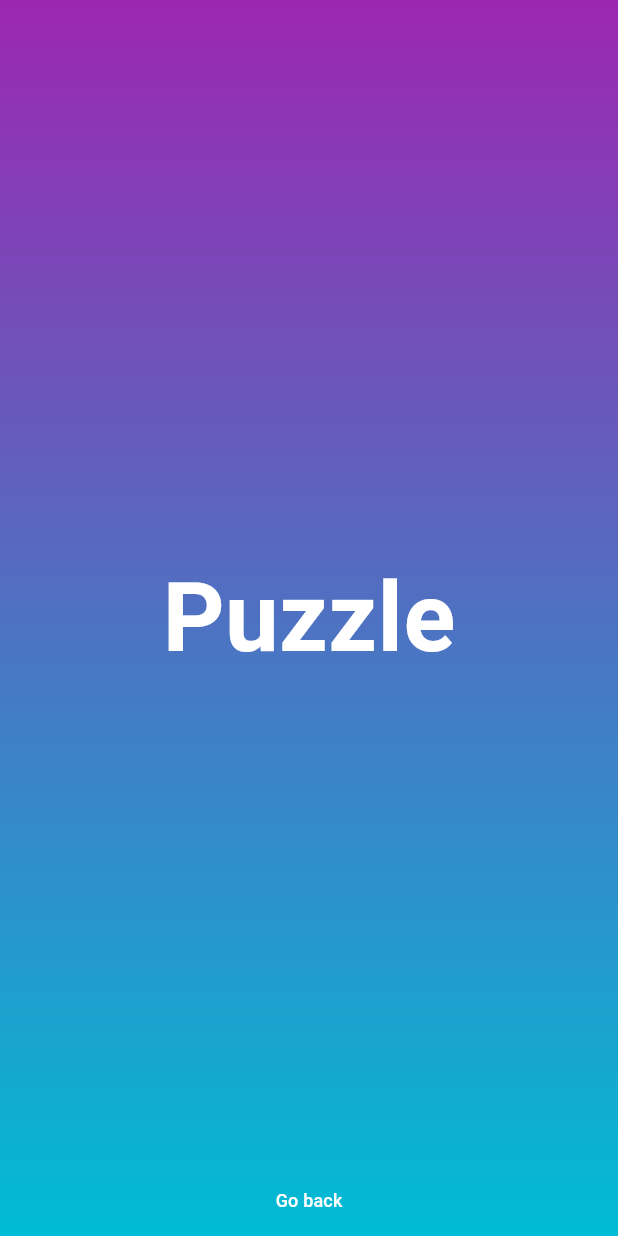
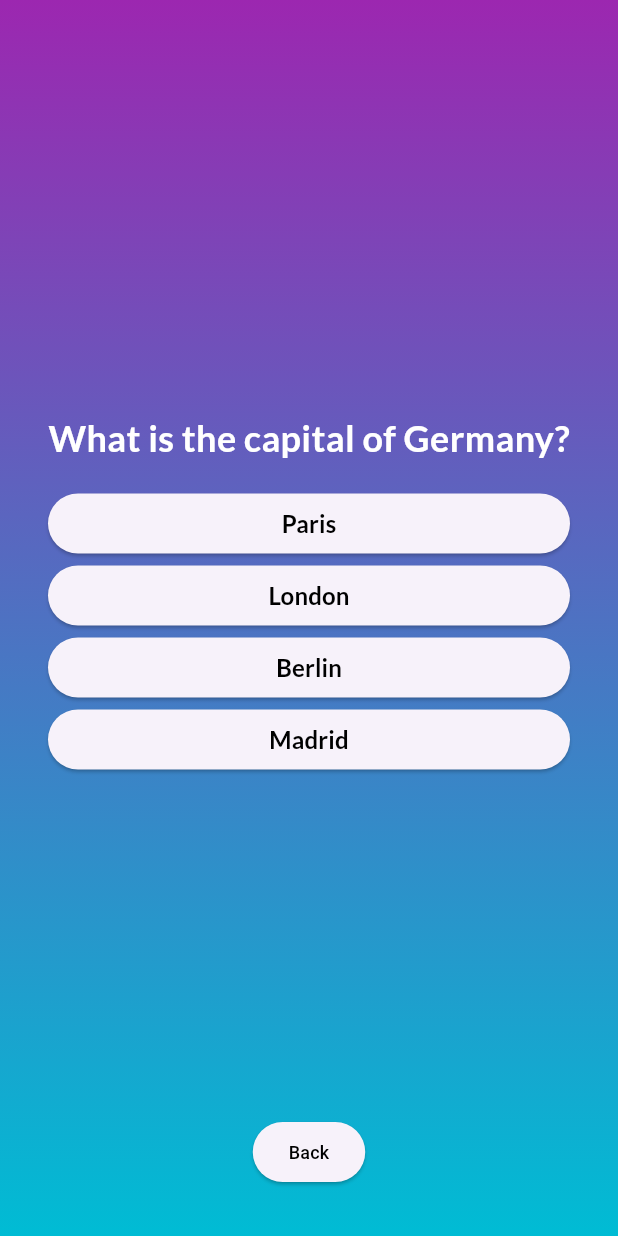
Before and after one commit to chenjiahau/Flutter, a Flutter app: the screen it shows after launch, after a tap on "Start", on a phone screen of 412 x 824 dp. Run offline on Flutter 3.47's test engine with Material 3 defaults, Android fonts, the phone set to English and light mode, and no system bars; our stand-ins replace google_fonts.

Commit message:
Implement PlayScreen logic

```diff
--- /dev/null
+++ b/app/assets/questions.json
@@ -0,0 +1,46 @@
+[
+  {
+    "id": 1,
+    "question": "What is the capital of France?",
+    "options": [
+      "Paris",
+      "London",
+      "Berlin",
+      "Madrid"
+    ],
+    "answer": "Paris"
+  },
+  {
+    "id": 2,
+    "question": "What is the capital of Germany?",
+    "options": [
+      "Paris",
+      "London",
+      "Berlin",
+      "Madrid"
+    ],
+    "answer": "Berlin"
+  },
+  {
+    "id": 3,
+    "question": "What is the capital of Spain?",
+    "options": [
+      "Paris",
+      "London",
+      "Berlin",
+      "Madrid"
+    ],
+    "answer": "Madrid"
+  },
+  {
+    "id": 4,
+    "question": "What is the capital of England?",
+    "options": [
+      "Paris",
+      "London",
+      "Berlin",
+      "Madrid"
+    ],
+    "answer": "London"
+  }
+]
--- a/app/lib/main.dart
+++ b/app/lib/main.dart
@@ -1,7 +1,9 @@
+import 'package:app/models/question.dart';
 import 'package:flutter/material.dart';
 
 import 'package:app/screens/landing_screen.dart';
 import 'package:app/screens/play_screen.dart';
+import 'package:app/screens/result_screen.dart';
 
 void main() {
   runApp(const PuzzleApp());
@@ -19,13 +21,19 @@ class _PuzzleAppState extends State<PuzzleApp> {
 
   void gotoPlayScreen() {
     setState(() {
-      currentScreen = PlayScreen(gotoLandingScreen);
+      currentScreen = PlayScreen(gotoLandingScreen, gotoResultScreen);
     });
   }
 
   void gotoLandingScreen() {
     setState(() {
       currentScreen = LandingScreen(gotoPlayScreen);
+    });
+  }
+
+  void gotoResultScreen(List<Question> questions, List<String> answers) {
+    setState(() {
+      currentScreen = ResultScreen(gotoLandingScreen, questions, answers);
     });
   }
 
--- /dev/null
+++ b/app/lib/models/question.dart
@@ -0,0 +1,21 @@
+class Question {
+  final int id;
+  final String question;
+  final List<String> options;
+  final String answer;
+
+  Question(
+      {required this.id,
+      required this.question,
+      required this.options,
+      required this.answer});
+
+  factory Question.fromJson(Map<String, dynamic> json) {
+    return Question(
+      id: json['id'],
+      question: json['question'],
+      options: json['options'].cast<String>(),
+      answer: json['answer'],
+    );
+  }
+}
--- a/app/lib/screens/play_screen.dart
+++ b/app/lib/screens/play_screen.dart
@@ -1,9 +1,70 @@
+import 'dart:convert';
+import 'dart:math';
+
 import 'package:flutter/material.dart';
+import 'package:flutter/services.dart' as rootBundle;
+import 'package:app/models/question.dart';
+import 'package:app/widgets/question_card.dart';
 
-class PlayScreen extends StatelessWidget {
-  const PlayScreen(this.landing, {super.key});
+class PlayScreen extends StatefulWidget {
+  const PlayScreen(this.gotoLandingScreen, this.gotoResultScreen, {super.key});
 
-  final void Function() landing;
+  final void Function() gotoLandingScreen;
+  final void Function(List<Question> questions, List<String> answers)
+      gotoResultScreen;
+
+  @override
+  State<PlayScreen> createState() => _PlayScreenState();
+}
+
+class _PlayScreenState extends State<PlayScreen> {
+  List<Question> questions = [];
+  List<String> answers = [];
+  int questionIndex = 0;
+
+  @override
+  void initState() {
+    super.initState();
+    loadQuestions();
+  }
+
+  void loadQuestions() async {
+    final jsonString =
+        await rootBundle.rootBundle.loadString('assets/questions.json');
+    final json = jsonDecode(jsonString);
+    List<Question> updatedQuestions = [];
+
+    for (var q in json) {
+      Question question = Question.fromJson(q);
+      updatedQuestions.add(question);
+    }
+
+    updatedQuestions.shuffle(Random());
+
+    setState(() {
+      questions = updatedQuestions;
+    });
+  }
+
+  Widget renderQuestion() {
+    if (questions.isEmpty) {
+      return const Center(child: CircularProgressIndicator());
+    }
+
+    return QuestionCard(
+      questions[questionIndex],
+      (String answer) {
+        setState(() {
+          answers.add(answer);
+          questionIndex++;
+        });
+
+        if (answers.length == questions.length) {
+          super.widget.gotoResultScreen(questions, answers);
+        }
+      },
+    );
+  }
 
   @override
   Widget build(BuildContext context) {
@@ -23,21 +84,21 @@ class PlayScreen extends StatelessWidget {
               mainAxisAlignment: MainAxisAlignment.spaceBetween,
               children: [
                 const SizedBox(height: 48),
-                const Text(
-                  "Puzzle",
-                  style: TextStyle(
-                    fontSize: 64,
-                    fontWeight: FontWeight.bold,
-                    color: Colors.white,
-                  ),
-                ),
-                TextButton(
-                  onPressed: () {
-                    landing();
-                  },
-                  child: const Text("Go back",
-                      style: TextStyle(fontSize: 12, color: Colors.white)),
-                ),
+                renderQuestion(),
+                answers.length != questions.length
+                    ? Container(
+                        margin: const EdgeInsets.only(bottom: 32),
+                        child: ElevatedButton(
+                          onPressed: () {
+                            super.widget.gotoLandingScreen();
+                          },
+                          child: const Text(
+                            "Back",
+                            style: TextStyle(fontSize: 12, color: Colors.black),
+                          ),
+                        ),
+                      )
+                    : const SizedBox(),
               ],
             ),
           )),
--- /dev/null
+++ b/app/lib/screens/result_screen.dart
@@ -0,0 +1,36 @@
+import 'package:flutter/material.dart';
+import 'package:app/models/question.dart';
+
+class ResultScreen extends StatelessWidget {
+  const ResultScreen(this.gotoLandingScreen, this.questions, this.answers,
+      {super.key});
+
+  final void Function() gotoLandingScreen;
+  final List<Question> questions;
+  final List<String> answers;
+
+  @override
+  Widget build(BuildContext context) {
+    print(questions);
+    print(answers);
+    return Scaffold(
+      body: Container(
+        decoration: const BoxDecoration(
+          gradient: LinearGradient(
+            begin: Alignment.topCenter,
+            end: Alignment.bottomCenter,
+            colors: [Colors.purple, Colors.blue],
+          ),
+        ),
+        child: const Text(
+          "Result Screen",
+          style: TextStyle(
+            fontSize: 64,
+            fontWeight: FontWeight.bold,
+            color: Colors.white,
+          ),
+        ),
+      ),
+    );
+  }
+}
--- /dev/null
+++ b/app/lib/widgets/question_card.dart
@@ -0,0 +1,47 @@
+import 'package:flutter/material.dart';
+import 'package:app/models/question.dart';
+import 'package:google_fonts/google_fonts.dart';
+
+class QuestionCard extends StatelessWidget {
+  const QuestionCard(this.question, this.onAnswer, {Key? key})
+      : super(key: key);
+
+  final Question question;
+  final void Function(String) onAnswer;
+
+  @override
+  Widget build(BuildContext context) {
+    return Padding(
+      padding: const EdgeInsets.all(32.0),
+      child: Column(
+        children: [
+          Text(
+            question.question,
+            style: GoogleFonts.lato(
+              fontSize: 24,
+              fontWeight: FontWeight.bold,
+              color: Colors.white,
+            ),
+          ),
+          const SizedBox(height: 16),
+          ...question.options.map(
+            (option) => SizedBox(
+              width: double.infinity,
+              child: ElevatedButton(
+                onPressed: () => onAnswer(option),
+                child: Text(
+                  option,
+                  style: GoogleFonts.lato(
+                    fontSize: 16,
+                    fontWeight: FontWeight.bold,
+                    color: Colors.black,
+                  ),
+                ),
+              ),
+            ),
+          ),
+        ],
+      ),
+    );
+  }
+}
--- a/app/pubspec.yaml
+++ b/app/pubspec.yaml
@@ -60,9 +60,8 @@ flutter:
   uses-material-design: true
 
   # To add assets to your application, add an assets section, like this:
-  # assets:
-  #   - images/a_dot_burr.jpeg
-  #   - images/a_dot_ham.jpeg
+  assets:
+    - assets/questions.json
 
   # An image asset can refer to one or more resolution-specific "variants", see
   # https://flutter.dev/to/resolution-aware-images
```
Also changed, not shown: app/pubspec.lock, 5 other files.
